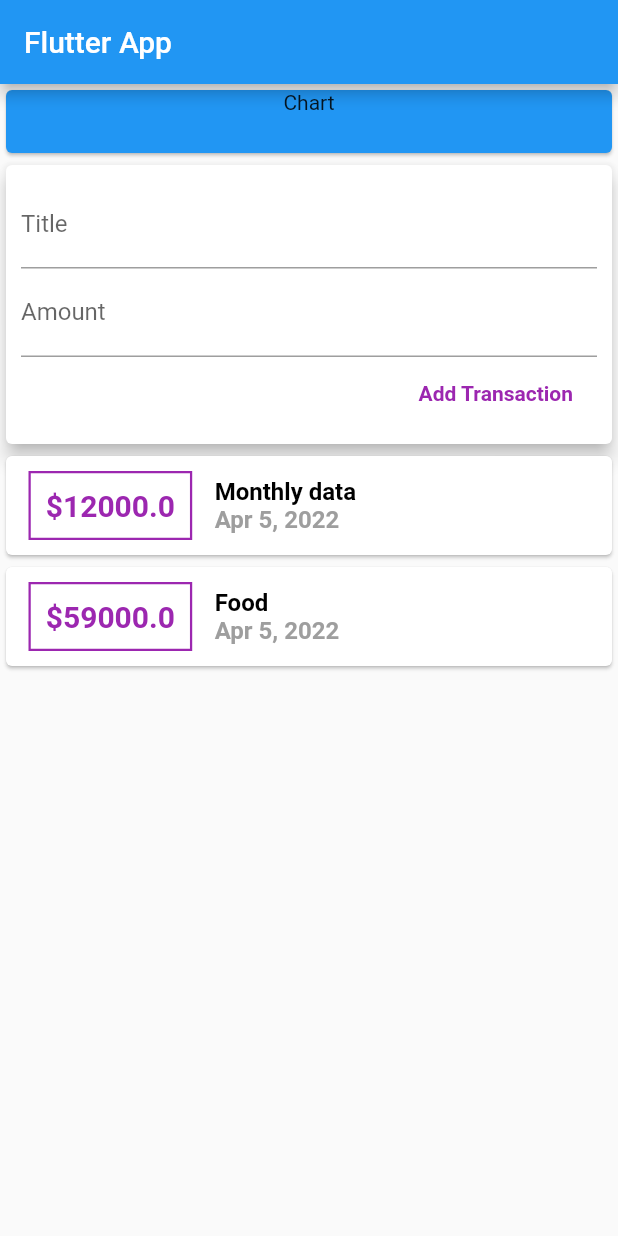
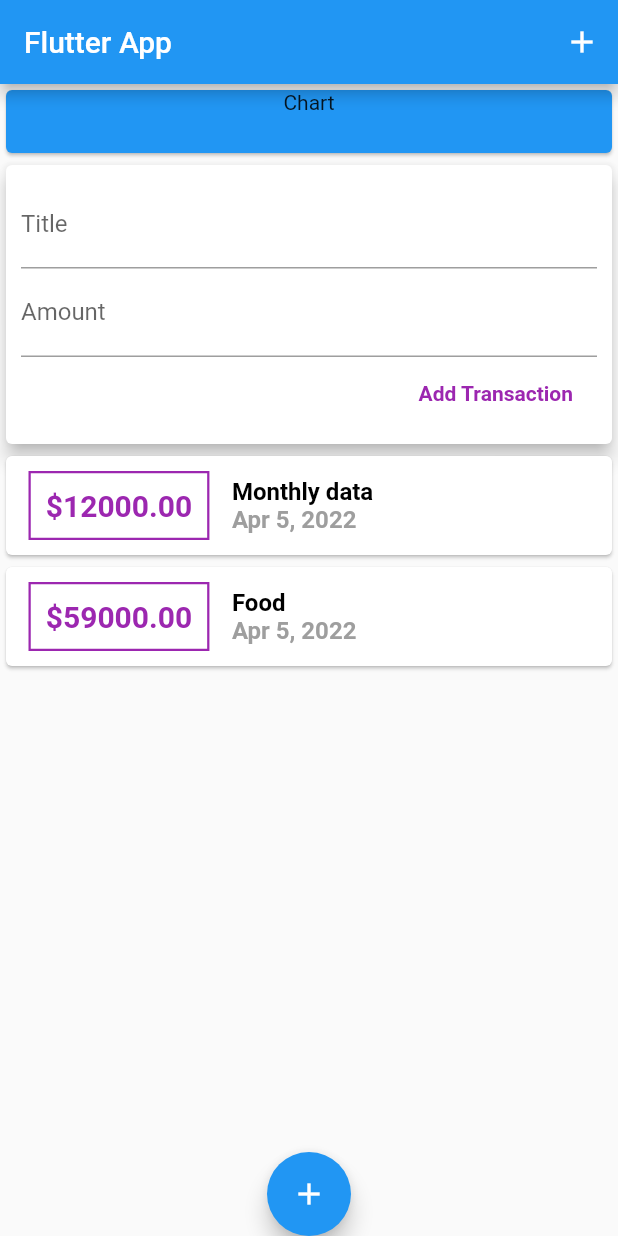
Before and after one commit to dimeprog/ExpensePlannerApp, a Flutter app: the screen it shows after launch, after a tap on "Add Transaction", on a phone screen of 412 x 824 dp. Run offline on Flutter 3.47's test engine with Material 2 defaults, Android fonts, the phone set to English and light mode, and no system bars.

Commit message:
new tx and tx list edited

```diff
--- a/lib/main.dart
+++ b/lib/main.dart
@@ -20,17 +20,28 @@ class MyApp extends StatelessWidget {
   }
 }
 
-class MyHomePage extends StatelessWidget {
+class MyHomePage extends StatefulWidget {
+  @override
+  State<MyHomePage> createState() => _MyHomePageState();
+}
+
+class _MyHomePageState extends State<MyHomePage> {
   // String? titleInput;
-  // String? amountInput;
-  // using text controller
+  final List<Transaction> transanctions = [];
 
-  final List<Transaction> transanctions = [];
   @override
   Widget build(BuildContext context) {
     return Scaffold(
       appBar: AppBar(
         title: const Text('Flutter App'),
+        actions: [
+          IconButton(
+            onPressed: () {},
+            icon: const Icon(
+              Icons.add,
+            ),
+          )
+        ],
       ),
       body: SingleChildScrollView(
         child: Column(
@@ -48,8 +59,15 @@ class MyHomePage extends StatelessWidget {
                 color: Colors.blue,
               ),
             ),
-            const UserTransaction(),
+            UserTransaction(),
           ],
+        ),
+      ),
+      floatingActionButtonLocation: FloatingActionButtonLocation.centerDocked,
+      floatingActionButton: FloatingActionButton(
+        onPressed: () {},
+        child: const Icon(
+          Icons.add,
         ),
       ),
     );
--- a/lib/widget/Transaction_list.dart
+++ b/lib/widget/Transaction_list.dart
@@ -9,11 +9,14 @@ class TransactionList extends StatelessWidget {
 
   @override
   Widget build(BuildContext context) {
-    return Column(
+    return Container(
+      height: 300,
+      child: ListView.builder(
+        itemCount: transaction.length,
+        itemBuilder: (BuildContext context, int index) {
+          return Card(
+            child: Row(
               children: [
-        ...transaction.map((tx) {
-          return Card(
-            child: Row(children: [
                 Container(
                   margin:
                       const EdgeInsets.symmetric(vertical: 10, horizontal: 15),
@@ -24,7 +27,7 @@ class TransactionList extends StatelessWidget {
                   )),
                   padding: const EdgeInsets.all(10),
                   child: Text(
-                  '\$${tx.amount.toString()}',
+                    '\$${transaction[index].amount.toStringAsFixed(2)}',
                     style: const TextStyle(
                         fontSize: 20,
                         fontWeight: FontWeight.bold,
@@ -33,24 +36,25 @@ class TransactionList extends StatelessWidget {
                 ),
                 Column(crossAxisAlignment: CrossAxisAlignment.start, children: [
                   Text(
-                  tx.title,
+                    transaction[index].title,
                     style: const TextStyle(
                         fontSize: 16,
                         fontWeight: FontWeight.bold,
                         color: Colors.black),
                   ),
                   Text(
-                  DateFormat.yMMMd().format(tx.date),
+                    DateFormat.yMMMd().format(transaction[index].date),
                     style: const TextStyle(
                         fontSize: 16,
                         fontWeight: FontWeight.bold,
                         color: Colors.grey),
                   ),
                 ]),
-            ]),
+              ],
+            ),
           );
-        }).toList()
-      ],
+        },
+      ),
     );
   }
 }
--- a/lib/widget/new_transaction.dart
+++ b/lib/widget/new_transaction.dart
@@ -6,11 +6,23 @@ class NewTransaction extends StatelessWidget {
   final amountController = TextEditingController();
   final Function addTransactionFunc;
   NewTransaction(this.addTransactionFunc);
+  void onSubmitData() {
+    final enterTitle = titleController.text;
+    final enterAmount = double.tryParse(amountController.text);
+    if (enterTitle.isEmpty || enterAmount! <= 0) {
+      return;
+    }
+
+    addTransactionFunc(
+      enterTitle,
+      enterAmount,
+    );
+  }
+
   @override
   Widget build(BuildContext context) {
     return Card(
       elevation: 5,
-      child: SingleChildScrollView(
       child: Container(
         padding: const EdgeInsets.all(10),
         child: Column(
@@ -18,6 +30,7 @@ class NewTransaction extends StatelessWidget {
           children: [
             TextField(
               controller: titleController,
+              onSubmitted: (_) => onSubmitData(),
               // onChanged: (value) => titleInput = value,
               decoration: const InputDecoration(
                 labelText: 'Title',
@@ -26,6 +39,7 @@ class NewTransaction extends StatelessWidget {
             TextField(
               keyboardType: TextInputType.number,
               controller: amountController,
+              onSubmitted: (_) => onSubmitData(),
               // onChanged: (value) => amountInput = value,
               decoration: const InputDecoration(
                 labelText: 'Amount',
@@ -39,13 +53,9 @@ class NewTransaction extends StatelessWidget {
                 ),
               ),
               textColor: Colors.purple,
-                onPressed: () => addTransactionFunc(
-                  titleController.text,
-                  double.parse(amountController.text),
-                ),
+              onPressed: onSubmitData,
             ),
           ],
-          ),
         ),
       ),
     );
--- a/lib/widget/user_transaction.dart
+++ b/lib/widget/user_transaction.dart
@@ -40,11 +40,13 @@ class _UserTransactionState extends State<UserTransaction> {
 
   @override
   Widget build(BuildContext context) {
-    return Column(
-      children: [
-        NewTransaction(_addNewTransaction),
-        TransactionList(_userTransaction),
-      ],
+    return SingleChildScrollView(
+      child: Column(
+        children: [
+          NewTransaction(_addNewTransaction),
+          TransactionList(_userTransaction),
+        ],
+      ),
     );
   }
 }
```
Lines whose indentation alone changed are shown as unchanged.
